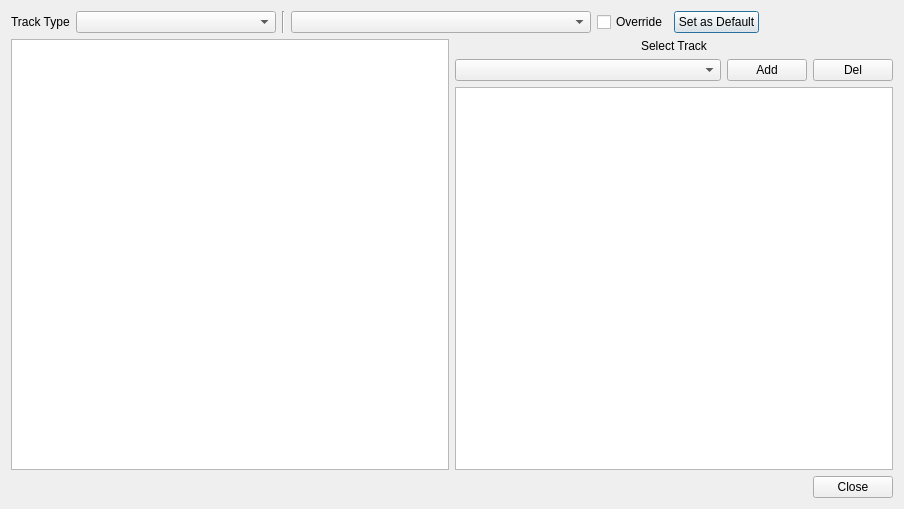
This is oom/widgets/midiassignbase.ui in ccherrett/oom as Qt 5 draws it before an edit. The edited form follows.
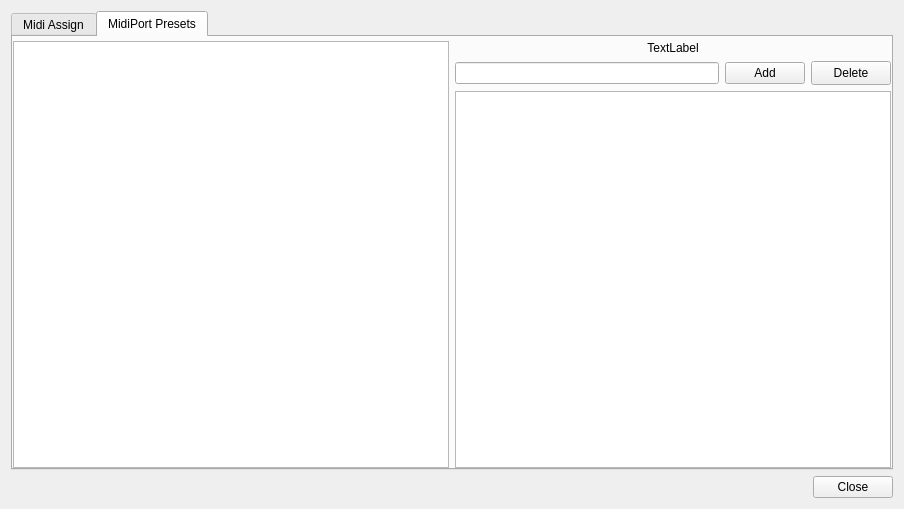
This is the edited form. The open tabs and pages were chosen to show the change.

Commit message: Added skeleton for midi port sysex presets

Diff of the .ui file:
```diff
--- a/oom/widgets/midiassignbase.ui
+++ b/oom/widgets/midiassignbase.ui
@@ -15,6 +15,28 @@
   </property>
   <layout class="QVBoxLayout" name="verticalLayout">
    <item>
+    <widget class="QTabWidget" name="tabWidget">
+     <property name="currentIndex">
+      <number>0</number>
+     </property>
+     <widget class="QWidget" name="midiAssignTab">
+      <attribute name="title">
+       <string>Midi Assign</string>
+      </attribute>
+      <layout class="QVBoxLayout" name="verticalLayout_4">
+       <property name="leftMargin">
+        <number>0</number>
+       </property>
+       <property name="topMargin">
+        <number>4</number>
+       </property>
+       <property name="rightMargin">
+        <number>0</number>
+       </property>
+       <property name="bottomMargin">
+        <number>0</number>
+       </property>
+       <item>
     <layout class="QHBoxLayout" name="horizontalLayout" stretch="0,1,0,1,0,0,0">
      <item>
       <widget class="QLabel" name="label">
@@ -212,6 +234,122 @@
       </layout>
      </item>
     </layout>
+       </item>
+      </layout>
+     </widget>
+     <widget class="QWidget" name="midiPortTab">
+      <attribute name="title">
+       <string>MidiPort Presets</string>
+      </attribute>
+      <layout class="QHBoxLayout" name="horizontalLayout_4">
+       <property name="leftMargin">
+        <number>0</number>
+       </property>
+       <property name="topMargin">
+        <number>4</number>
+       </property>
+       <property name="rightMargin">
+        <number>0</number>
+       </property>
+       <property name="bottomMargin">
+        <number>0</number>
+       </property>
+       <item>
+        <widget class="QTableView" name="m_porttable">
+         <property name="editTriggers">
+          <set>QAbstractItemView::NoEditTriggers</set>
+         </property>
+         <property name="alternatingRowColors">
+          <bool>true</bool>
+         </property>
+         <property name="selectionMode">
+          <enum>QAbstractItemView::SingleSelection</enum>
+         </property>
+         <property name="cornerButtonEnabled">
+          <bool>false</bool>
+         </property>
+         <attribute name="verticalHeaderVisible">
+          <bool>false</bool>
+         </attribute>
+         <attribute name="verticalHeaderVisible">
+          <bool>false</bool>
+         </attribute>
+        </widget>
+       </item>
+       <item>
+        <layout class="QVBoxLayout" name="verticalLayout_3">
+         <property name="leftMargin">
+          <number>0</number>
+         </property>
+         <item>
+          <widget class="QLabel" name="m_portlabel">
+           <property name="text">
+            <string>TextLabel</string>
+           </property>
+           <property name="alignment">
+            <set>Qt::AlignCenter</set>
+           </property>
+           <property name="wordWrap">
+            <bool>true</bool>
+           </property>
+          </widget>
+         </item>
+         <item>
+          <layout class="QHBoxLayout" name="horizontalLayout_5" stretch="1,0,0">
+           <item>
+            <widget class="QLineEdit" name="m_txtPreset"/>
+           </item>
+           <item>
+            <widget class="QPushButton" name="m_btnAddPreset">
+             <property name="sizePolicy">
+              <sizepolicy hsizetype="Fixed" vsizetype="Fixed">
+               <horstretch>0</horstretch>
+               <verstretch>0</verstretch>
+              </sizepolicy>
+             </property>
+             <property name="text">
+              <string>Add</string>
+             </property>
+            </widget>
+           </item>
+           <item>
+            <widget class="QPushButton" name="m_btnDeletePreset">
+             <property name="sizePolicy">
+              <sizepolicy hsizetype="Fixed" vsizetype="Fixed">
+               <horstretch>0</horstretch>
+               <verstretch>0</verstretch>
+              </sizepolicy>
+             </property>
+             <property name="minimumSize">
+              <size>
+               <width>24</width>
+               <height>24</height>
+              </size>
+             </property>
+             <property name="maximumSize">
+              <size>
+               <width>16777215</width>
+               <height>16777215</height>
+              </size>
+             </property>
+             <property name="toolTip">
+              <string>Delete selected preset</string>
+             </property>
+             <property name="text">
+              <string>Delete</string>
+             </property>
+            </widget>
+           </item>
+          </layout>
+         </item>
+         <item>
+          <widget class="QTableView" name="m_presettable"/>
+         </item>
+        </layout>
+       </item>
+      </layout>
+     </widget>
+    </widget>
    </item>
    <item>
     <layout class="QHBoxLayout" name="buttonBox">
```
Lines whose indentation alone changed are shown as unchanged. The commit also changes 3 other files.
